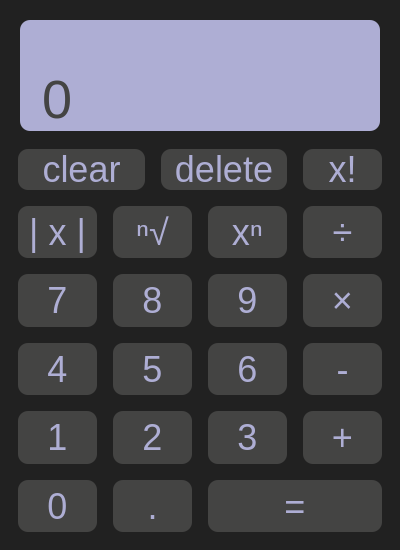
Qt form gui.ui (IvsTopTeam/IVS_team_project) before a commit.
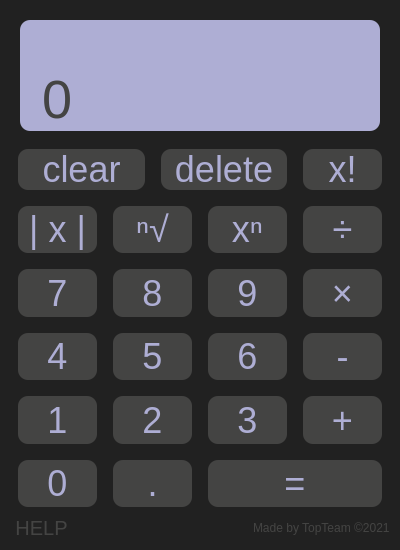
The same form after that commit.

Commit message: added gui button with help toolTip and copyright message next to help button in gui

Patch:
```diff
--- a/gui.ui
+++ b/gui.ui
@@ -69,6 +69,20 @@
 border-top-left-radius: 10px;
 border-top-right-radius: 10px;
 font-size:36px;
+}
+QPushButton#pushButton_help{
+background-color: #212121;
+margin-left: 10px;
+margin-right: 10px;
+padding-left: 5px;
+padding-right: 5px;
+font-size:20px;
+height: 25px;
+margin:0px;
+color: #444443;
+}
+QLabel{
+color: #444443;
 
 }</string>
   </property>
@@ -442,6 +456,43 @@
      </item>
     </layout>
    </item>
+   <item row="2" column="0">
+    <layout class="QHBoxLayout" name="horizontalLayout">
+     <item>
+      <widget class="QPushButton" name="pushButton_help">
+       <property name="toolTip">
+        <string>&lt;html&gt;&lt;head/&gt;&lt;body&gt;&lt;p&gt;Táááááááááááááááády bude&lt;/p&gt;&lt;p&gt;nápověda. Doufám že to funguje.&lt;/p&gt;&lt;p&gt;AFAGDRCTH  GRQH  HTEERAER&lt;/p&gt;&lt;p&gt;AFAGDRCTH  GRQH  HTEERAER&lt;/p&gt;&lt;p&gt;AFAGDRCTH  GRQH  HTEERAER&lt;/p&gt;&lt;p&gt;AFAGDRCTH  GRQH  HTEERAER&lt;/p&gt;&lt;p&gt;AFAGDRCTH  GRQH  HTEERAER&lt;/p&gt;&lt;p&gt;AFAGDRCTH  GRQH  HTEERAER&lt;/p&gt;&lt;/body&gt;&lt;/html&gt;</string>
+       </property>
+       <property name="text">
+        <string>HELP</string>
+       </property>
+      </widget>
+     </item>
+     <item>
+      <spacer name="horizontalSpacer">
+       <property name="orientation">
+        <enum>Qt::Horizontal</enum>
+       </property>
+       <property name="sizeHint" stdset="0">
+        <size>
+         <width>40</width>
+         <height>20</height>
+        </size>
+       </property>
+      </spacer>
+     </item>
+     <item>
+      <widget class="QLabel" name="label">
+       <property name="text">
+        <string>Made by TopTeam ©2021</string>
+       </property>
+      </widget>
+     </item>
+    </layout>
+   </item>
+   <item row="3" column="0">
+    <layout class="QVBoxLayout" name="verticalLayout"/>
+   </item>
   </layout>
  </widget>
  <tabstops>
```
